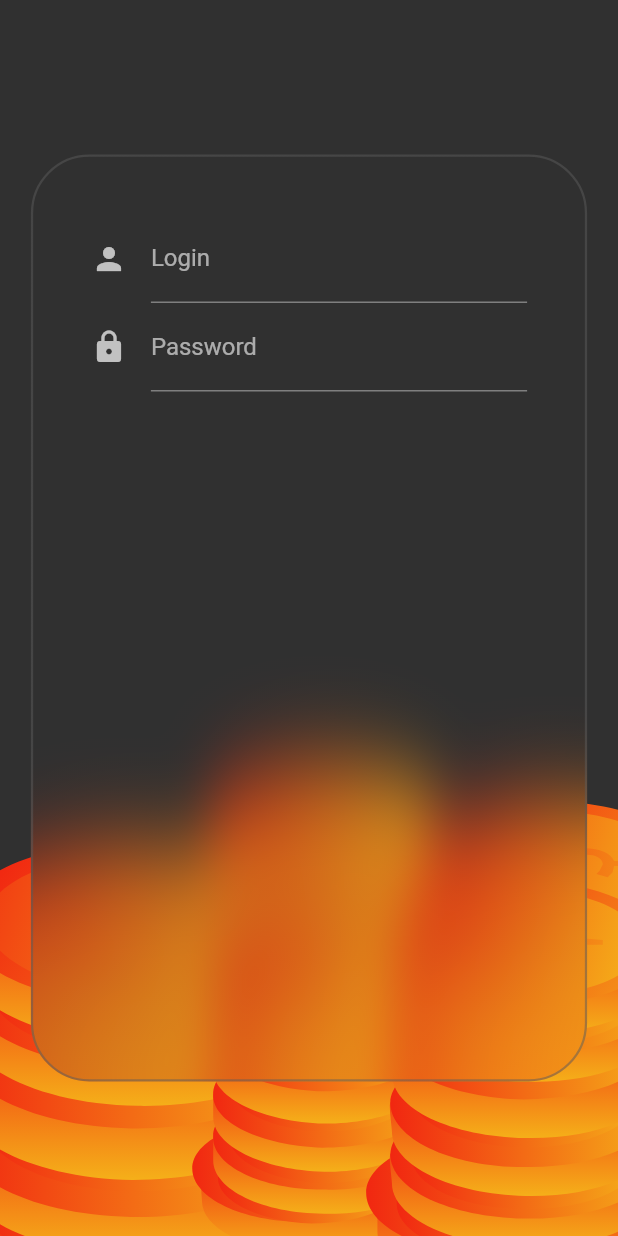
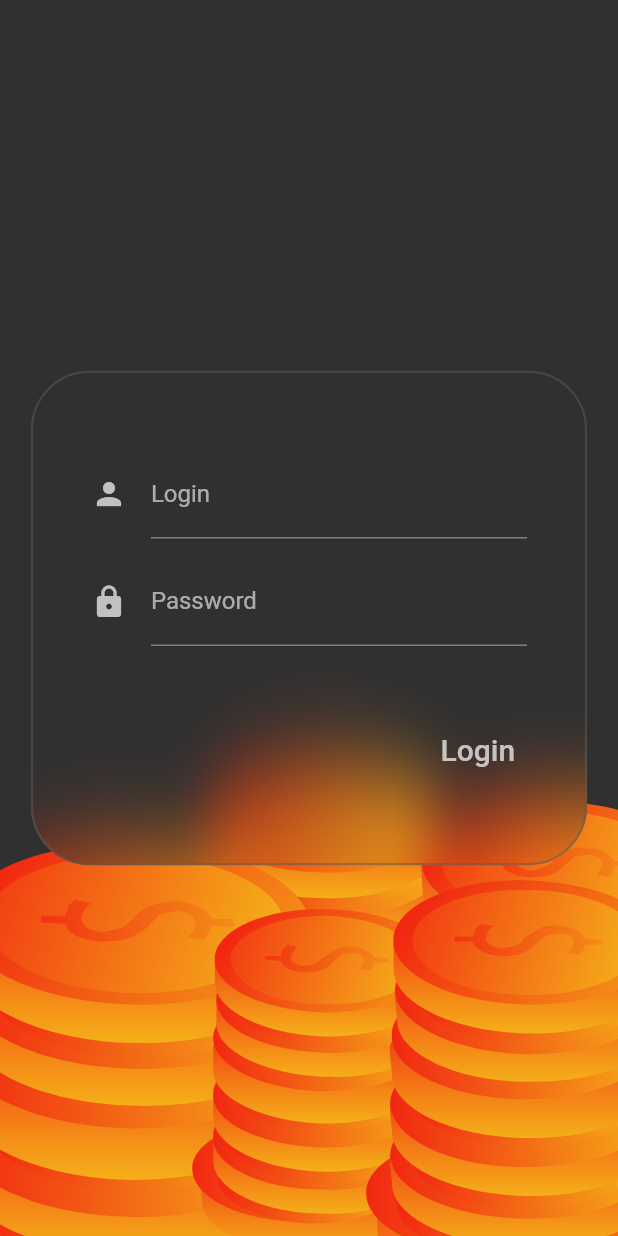
Before and after one commit to Kubciooo/thesis_frontend, a Flutter app: the screen it shows after launch, on a phone screen of 412 x 824 dp. Run offline on Flutter 3.47's test engine with Material 2 defaults, Android fonts, the phone set to English and light mode, and no system bars; drawn by our look-alikes of glassmorphism; our stand-ins replace flutter_svg, google_fonts, shared_preferences; Roboto replaces fonts that are missing (Archivo Narrow).

Commit message:
feat: almost working login screen

```diff
--- a/offprice/lib/components/glassmorphism_card.dart
+++ b/offprice/lib/components/glassmorphism_card.dart
@@ -5,14 +5,20 @@ import 'package:offprice/constants/colors.dart';
 
 class GlassmorphismCard extends StatelessWidget {
   final Widget child;
+  final double width, height;
 
-  const GlassmorphismCard({Key? key, required this.child}) : super(key: key);
+  const GlassmorphismCard(
+      {Key? key,
+      required this.child,
+      required this.width,
+      required this.height})
+      : super(key: key);
 
   @override
   Widget build(BuildContext context) {
     return GlassmorphicContainer(
-        width: MediaQuery.of(context).size.width * 0.9,
-        height: MediaQuery.of(context).size.height * 0.75,
+        width: width,
+        height: height,
         borderRadius: 39,
         blur: 15,
         alignment: Alignment.bottomCenter,
--- /dev/null
+++ b/offprice/lib/components/text_field_dark.dart
@@ -0,0 +1,42 @@
+import 'package:flutter/cupertino.dart';
+import 'package:flutter/material.dart';
+import 'package:offprice/constants/colors.dart';
+
+class TextFieldDark extends StatefulWidget {
+  final String hintText;
+  final Icon icon;
+  final Function onChanged;
+  final String labelText;
+  final bool obscureText;
+
+  const TextFieldDark(
+      {Key? key,
+      required this.onChanged,
+      required this.labelText,
+      required this.hintText,
+      required this.icon,
+      this.obscureText = false})
+      : super(key: key);
+
+  @override
+  _TextFieldDarkState createState() => _TextFieldDarkState();
+}
+
+class _TextFieldDarkState extends State<TextFieldDark> {
+  final controller = TextEditingController();
+
+  @override
+  Widget build(BuildContext context) {
+    return TextField(
+      controller: controller,
+      onChanged: (value) => widget.onChanged(value),
+      decoration: InputDecoration(
+        labelText: widget.labelText,
+        hintText: widget.hintText,
+        icon: widget.icon,
+        fillColor: AppColors.colorSecondary[900],
+      ),
+      obscureText: widget.obscureText,
+    );
+  }
+}
--- a/offprice/lib/constants/colors.dart
+++ b/offprice/lib/constants/colors.dart
@@ -2,7 +2,7 @@ import 'dart:ui';
 import 'package:flutter/material.dart';
 
 class AppColors {
-  static const Map<int, Color> colorBackground = {
+  static const Map<int, Color?> colorBackground = {
     50: Color.fromRGBO(48, 48, 48, .1),
     100: Color.fromRGBO(48, 48, 48, .2),
     200: Color.fromRGBO(48, 48, 48, .3),
--- a/offprice/lib/constants/main_theme.dart
+++ b/offprice/lib/constants/main_theme.dart
@@ -10,6 +10,7 @@ class AppTheme {
         brightness: Brightness.dark,
         scaffoldBackgroundColor: AppColors.colorBackground[900],
         fontFamily: 'Archivo Narrow',
+        colorScheme: const ColorScheme.dark(primary: Colors.white70),
         textTheme: GoogleFonts.archivoNarrowTextTheme(const TextTheme(
           headline1: TextStyle(
             fontSize: 36.0,
--- a/offprice/lib/main.dart
+++ b/offprice/lib/main.dart
@@ -1,10 +1,10 @@
 import 'package:flutter/cupertino.dart';
 import 'package:flutter/material.dart';
 import 'package:flutter/services.dart';
-import 'package:offprice/components/glassmorphism_card.dart';
 import 'package:offprice/constants/colors.dart';
 import 'package:flutter_svg/flutter_svg.dart';
 import 'package:offprice/providers/auth.dart';
+import 'package:offprice/screens/login_screen.dart';
 import 'package:provider/provider.dart';
 import 'constants/main_theme.dart';
 
@@ -41,112 +41,12 @@ class MyApp extends StatelessWidget {
           print(snapshot.data);
           return Consumer<AuthProvider>(
               builder: (ctx, auth, _) => MaterialApp(
-                    title: 'Flutter Demo',
+                    title: 'Offprice',
                     theme: AppTheme.darkTheme,
-                    home: const MyHomePage(title: 'OffPrice'),
+                    home: const LoginScreen(),
                   ));
         }
       },
-    );
-  }
-}
-
-class MyHomePage extends StatefulWidget {
-  const MyHomePage({Key? key, required this.title}) : super(key: key);
-
-  final String title;
-
-  @override
-  State<MyHomePage> createState() => _MyHomePageState();
-}
-
-class _MyHomePageState extends State<MyHomePage> {
-  late final auth;
-  @override
-  void initState() {
-    super.initState();
-    auth = Provider.of<AuthProvider>(context, listen: false);
-    auth.automaticLogin();
-  }
-
-  final _loginController = TextEditingController();
-  final _passwordController = TextEditingController();
-  String _login = '';
-  String _password = '';
-
-  void _changeLogin(value) {
-    print(_login);
-    setState(() {
-      _login = value;
-    });
-  }
-
-  void _changePassword(value) {
-    print(_password);
-    setState(() {
-      _password = value;
-    });
-  }
-
-  @override
-  Widget build(BuildContext context) {
-    return Scaffold(
-      body: Stack(
-        children: [
-          Positioned(
-            bottom: -100,
-            top: 0,
-            left: -50,
-            right: -50,
-            child: SvgPicture.asset(
-              'public/images/coinsBackground2.svg',
-              alignment: Alignment.bottomLeft,
-              width: MediaQuery.of(context).size.width,
-              height: MediaQuery.of(context).size.height,
-              semanticsLabel: 'Background',
-            ),
-          ),
-          Center(
-            child: GlassmorphismCard(
-              child: Container(
-                width: double.infinity,
-                padding: const EdgeInsets.all(20),
-                child: Container(
-                    height: double.infinity,
-                    padding: const EdgeInsets.all(20),
-                    child: Column(
-                      children: [
-                        TextField(
-                          controller: _loginController,
-                          onChanged: (value) => _changeLogin(value),
-                          decoration: const InputDecoration(
-                            labelText: 'Login',
-                            hintText: 'Enter your login',
-                            icon: Icon(Icons.person),
-                          ),
-                        ),
-                        TextField(
-                          controller: _passwordController,
-                          onChanged: (value) => _changePassword(value),
-                          onSubmitted: (_) async {
-                            var isLoggedIn = await auth.signIn(
-                                login: _login, password: _password);
-                            print(isLoggedIn);
-                          },
-                          decoration: const InputDecoration(
-                            labelText: 'Password',
-                            hintText: 'Enter your password',
-                            icon: Icon(Icons.lock),
-                          ),
-                          obscureText: true,
-                        ),
-                      ],
-                    )),
-              ),
-            ),
-          )
-        ],
-      ),
     );
   }
 }
--- a/offprice/lib/providers/auth.dart
+++ b/offprice/lib/providers/auth.dart
@@ -63,7 +63,6 @@ class AuthProvider with ChangeNotifier {
         }),
       );
       final responseData = json.decode(response.body);
-      print(responseData);
 
       if (responseData['status'] != null) {
         throw HttpException(responseData['status']['meesage']);
@@ -71,7 +70,6 @@ class AuthProvider with ChangeNotifier {
 
       _token = responseData['data']['token'];
       await storeUser(login, password);
-      print(token);
       notifyListeners();
       return true;
     } catch (error) {
@@ -105,7 +103,6 @@ class AuthProvider with ChangeNotifier {
         throw HttpException(responseData['error']['message']);
       }
       _token = responseData['data']['token'];
-      print(token);
       notifyListeners();
       return true;
     } catch (error) {
--- a/offprice/lib/screens/login_screen.dart
+++ b/offprice/lib/screens/login_screen.dart
@@ -1,29 +1,37 @@
 import 'package:flutter/cupertino.dart';
 import 'package:flutter/material.dart';
+import 'package:flutter_svg/flutter_svg.dart';
+import 'package:offprice/components/glassmorphism_card.dart';
+import 'package:offprice/components/text_field_dark.dart';
+import 'package:offprice/providers/auth.dart';
+import 'package:provider/provider.dart';
 
-class Login extends StatefulWidget {
-  Login({Key? key}) : super(key: key);
+class LoginScreen extends StatefulWidget {
+  const LoginScreen({Key? key}) : super(key: key);
 
   @override
-  _LoginState createState() => _LoginState();
+  State<LoginScreen> createState() => _LoginScreenState();
 }
 
-class _LoginState extends State<Login> {
-  //add login and password input fields
-  final _loginController = TextEditingController();
-  final _passwordController = TextEditingController();
+class _LoginScreenState extends State<LoginScreen> {
+  late final auth;
+  @override
+  void initState() {
+    super.initState();
+    auth = Provider.of<AuthProvider>(context, listen: false);
+    auth.automaticLogin();
+  }
+
   String _login = '';
   String _password = '';
 
   void _changeLogin(value) {
-    print(_login);
     setState(() {
       _login = value;
     });
   }
 
   void _changePassword(value) {
-    print(_password);
     setState(() {
       _password = value;
     });
@@ -32,32 +40,63 @@ class _LoginState extends State<Login> {
   @override
   Widget build(BuildContext context) {
     return Scaffold(
-      body: Container(
+      body: Stack(
+        children: [
+          Positioned(
+            bottom: -100,
+            top: 0,
+            left: -50,
+            right: -50,
+            child: SvgPicture.asset(
+              'public/images/coinsBackground2.svg',
+              alignment: Alignment.bottomLeft,
+              width: MediaQuery.of(context).size.width,
+              height: MediaQuery.of(context).size.height,
+              semanticsLabel: 'Background',
+            ),
+          ),
+          Center(
+            child: GlassmorphismCard(
+              width: MediaQuery.of(context).size.width * 0.9,
+              height: MediaQuery.of(context).size.height * 0.4,
+              child: Container(
+                width: double.infinity,
+                padding: const EdgeInsets.all(20),
+                child: Container(
                     height: double.infinity,
                     padding: const EdgeInsets.all(20),
                     child: Column(
+                      mainAxisAlignment: MainAxisAlignment.spaceEvenly,
+                      crossAxisAlignment: CrossAxisAlignment.end,
                       children: [
-              TextField(
-                controller: _loginController,
-                onChanged: (value) => _changeLogin(value),
-                decoration: const InputDecoration(
+                        TextFieldDark(
+                          onChanged: _changeLogin,
                           labelText: 'Login',
                           hintText: 'Enter your login',
-                  icon: Icon(Icons.person),
+                          icon: const Icon(Icons.person),
                         ),
-              ),
-              TextField(
-                controller: _passwordController,
-                onChanged: (value) => _changePassword(value),
-                decoration: const InputDecoration(
+                        TextFieldDark(
+                          onChanged: _changePassword,
                           labelText: 'Password',
                           hintText: 'Enter your password',
-                  icon: Icon(Icons.lock),
+                          icon: const Icon(Icons.lock),
+                          obscureText: true,
                         ),
-                obscureText: true,
+                        const SizedBox(height: 20),
+                        TextButton(
+                          onPressed: () {
+                            auth.login(_login, _password);
+                          },
+                          child: const Text('Login',
+                              style: TextStyle(fontSize: 20)),
                         ),
                       ],
                     )),
+              ),
+            ),
+          )
+        ],
+      ),
     );
   }
 }
```
Lines whose indentation alone changed are shown as unchanged.
